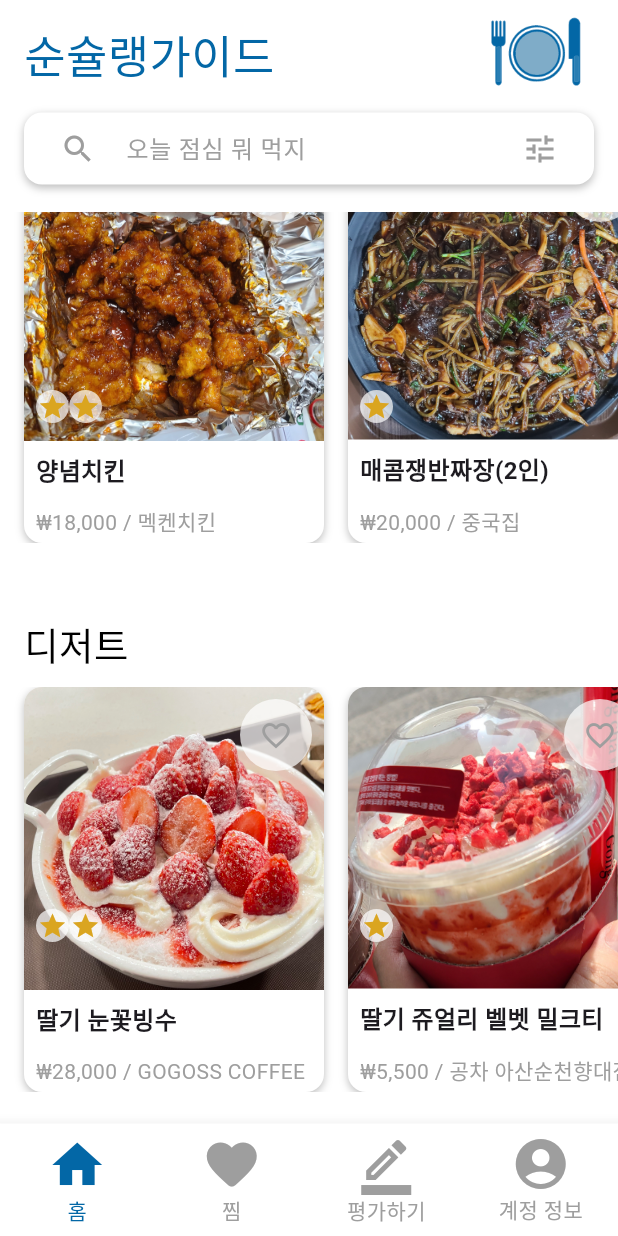
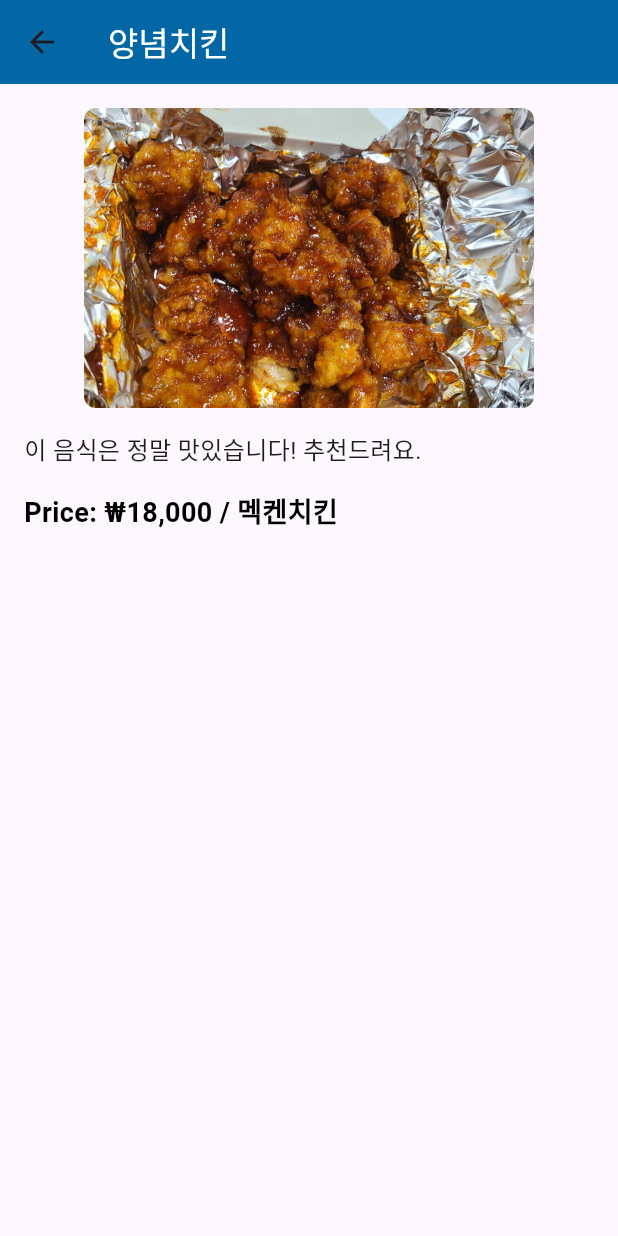
Before and after one commit to SummerToday/Soon-Sulleng-Guide-App, a Flutter app: the Loby screen opened directly, scrolled down 95 dp, after a tap on "양념치킨", on a phone screen of 412 x 824 dp. Run offline on Flutter 3.47's test engine with Material 3 defaults, Android fonts, the phone set to English and light mode, and no system bars; our stand-ins replace flutter_animate, flutter_secure_storage, font_awesome_flutter, google_sign_in; accounts and stored records are empty; Roboto replaces fonts that are missing (Yangjin).

Commit message:
Home.dart에 찜 기능 api, 상세화면 이동 로직 추가

```diff
--- a/lib/FavoriteList.dart
+++ b/lib/FavoriteList.dart
@@ -43,7 +43,7 @@ class FavoriteList extends StatelessWidget {
             Padding(
               padding: EdgeInsets.symmetric(horizontal: 16.0),
               child: Text(
-                '내가 찜한 음식들',
+                '내가 찜한 리뷰들',
                 style: TextStyle(
                   color: Colors.black,
                   fontSize: 20,
--- a/lib/Home.dart
+++ b/lib/Home.dart
@@ -1,7 +1,9 @@
 import 'package:flutter/material.dart';
 import 'dart:io'; // iOS용 종료 메서드 사용을 위해 추가
 import 'package:flutter/services.dart'; // 안드로이드 앱 종료를 위해 추가
-
+import 'package:http/http.dart' as http; // HTTP 패키지 추가
+import 'dart:convert'; // JSON 인코딩을 위해 필요
+import 'ReviewDetailPage.dart';
 import 'Favoritelist.dart'; // FavoriteList 화면 임포트
 import 'WriteReview.dart';
 import '../AccountInfo.dart';
@@ -18,13 +20,66 @@ class _LobyState extends State<Loby> {
   int _selectedIndex = 0; // 선택된 탭의 인덱스를 저장하는 변수, 기본은 홈(0)
   DateTime? _lastBackPressed; // 마지막으로 뒤로가기 버튼을 누른 시간을 저장하는 변수
 
-  // 각 페이지들을 담는 리스트
-  final List<Widget> _pages = [
-    LobyPage(),         // 홈 화면
-    FavoriteList(),  // 찜 화면
-    WriteReview(),  // 평가하기 화면
-    AccountInfo()  // 계정 정보 화면
+  List<Widget> _pages = []; // 페이지 리스트를 여기에 저장
+
+  @override
+  void initState() {
+    super.initState();
+    _pages = [
+      LobyPage(
+        isLikedFood: _isLikedFood, // 음식 찜 상태 전달
+        toggleFavorite: _toggleFavorite, // 찜 상태 변경 함수 전달
+      ), // 홈 화면
+      FavoriteList(), // 찜 화면
+      WriteReview(), // 평가하기 화면
+      AccountInfo(), // 계정 정보 화면
     ];
+  }
+
+  // 찜 API 호출 함수 (찜 상태 변경)
+  Future<void> _toggleFavorite(int index, String itemId, bool isLiked, bool isFood) async {
+    setState(() {
+      // 먼저 찜 상태를 즉시 업데이트하여 UI 반영
+      if (isFood) {
+        _isLikedFood[index] = !isLiked;
+      } else {
+        _isLikedDessert[index] = !isLiked;
+      }
+    });
+    try {
+      // API URL 설정
+      final url = isLiked ? 'https://api.example.com/unfavorite' : 'https://api.example.com/favorite';
+
+      // HTTP POST 요청
+      final response = await http.post(
+        Uri.parse(url),
+        headers: {'Content-Type': 'application/json'},
+        body: json.encode({
+          'userId': 'example_user', // 실제 사용자 ID로 변경 필요
+          'itemId': itemId,         // 찜할 아이템 ID
+        }),
+      );
+
+      // 응답 상태 확인
+      if (response.statusCode == 200) {
+        setState(() {
+          if (isFood) {
+            _isLikedFood[index] = !isLiked; // 음식의 찜 상태 업데이트
+          } else {
+            _isLikedDessert[index] = !isLiked; // 디저트의 찜 상태 업데이트
+          }
+        });
+        print('찜 상태가 서버에 반영되었습니다.');
+      } else {
+        // 오류 발생 시 응답 상태 코드 및 본문 출력
+        print('찜 API 호출 실패: ${response.statusCode}');
+        print('Response Body: ${response.body}');
+      }
+    } catch (error) {
+      // 네트워크 요청 중 오류 발생 시 처리
+      print('API 호출 중 오류 발생: $error');
+    }
+  }
 
   void _onItemTapped(int index) {
     setState(() {
@@ -119,6 +174,12 @@ class _LobyState extends State<Loby> {
 }
 
 class LobyPage extends StatelessWidget {
+  final List<bool> isLikedFood; // 음식 찜 상태 리스트
+  final Function(int, String, bool, bool) toggleFavorite; // 찜 상태 변경 함수
+
+  // 생성자에서 상태와 함수를 받음
+  LobyPage({required this.isLikedFood, required this.toggleFavorite});
+
   @override
   Widget build(BuildContext context) {
     return SafeArea(
@@ -238,8 +299,11 @@ class LobyPage extends StatelessWidget {
                           'assets/images/seasoned_chicken.jpg',
                           '₩18,000 / 멕켄치킨',
                           starCount: 2,
-                          isLiked: false,
-                          onLikeToggle: () {},
+                          isLiked: isLikedFood[0],
+                          onLikeToggle: () {
+                            toggleFavorite(
+                                0, 'food_1', isLikedFood[0], true); // 찜 API 호출
+                          },
                         ),
                         _buildFoodItem(
                           context,
@@ -247,8 +311,11 @@ class LobyPage extends StatelessWidget {
                           'assets/images/platter_jjajangmyeon.jpg',
                           '₩20,000 / 중국집',
                           starCount: 1,
-                          isLiked: false,
-                          onLikeToggle: () {},
+                          isLiked: isLikedFood[1],
+                          onLikeToggle: () {
+                            toggleFavorite(
+                                1, 'food_2', isLikedFood[1], true); // 찜 API 호출
+                          },
                         ),
                       ],
                     ),
@@ -280,8 +347,11 @@ class LobyPage extends StatelessWidget {
                           'assets/images/딸기 눈꽃빙수.jpg',
                           '₩28,000 / GOGOSS COFFEE',
                           starCount: 2,
-                          isLiked: false,
-                          onLikeToggle: () {},
+                          isLiked: isLikedFood[2],
+                          onLikeToggle: () {
+                            toggleFavorite(2, 'dessert_1', isLikedFood[2],
+                                false); // 찜 API 호출
+                          },
                         ),
                         _buildDessertItem(
                           context,
@@ -289,8 +359,11 @@ class LobyPage extends StatelessWidget {
                           'assets/images/딸기 쥬얼리 벨벳 밀크티.jpg',
                           '₩5,500 / 공차 아산순천향대점',
                           starCount: 1,
-                          isLiked: false,
-                          onLikeToggle: () {},
+                          isLiked: isLikedFood[3],
+                          onLikeToggle: () {
+                            toggleFavorite(3, 'dessert_2', isLikedFood[3],
+                                false); // 찜 API 호출
+                          },
                         ),
                       ],
                     ),
@@ -305,11 +378,24 @@ class LobyPage extends StatelessWidget {
     );
   }
 
-  Widget _buildFoodItem(BuildContext context, String name, String imagePath, String price,
+  Widget _buildFoodItem(BuildContext context, String name, String imagePath,
+      String price,
       {bool isNetwork = false, int starCount = 0, bool isLiked = false, required VoidCallback onLikeToggle}) {
     return GestureDetector(
       onTap: () {
-        print('$name 클릭됨');
+        // 클릭 시 상세 화면으로 이동
+        Navigator.push(
+          context,
+          MaterialPageRoute(
+            builder: (context) =>
+                ReviewDetailPage(
+                  itemName: name,
+                  imagePath: imagePath,
+                  description: '이 음식은 정말 맛있습니다! 추천드려요.', // 상세 설명
+                  price: price,
+                ),
+          ),
+        );
       },
       child: Container(
         width: 200,
@@ -372,14 +458,14 @@ class LobyPage extends StatelessWidget {
                 ),
               ],
             ),
-            // 사진 위 좌하단 별 표시
             Positioned(
               bottom: 80,
               left: 8,
               child: Row(
                 children: List.generate(
                   starCount,
-                      (index) => Container(
+                      (index) =>
+                      Container(
                         padding: EdgeInsets.all(1), // 패딩 크기 줄임
                         decoration: BoxDecoration(
                           color: Colors.white.withOpacity(0.7),
@@ -394,7 +480,6 @@ class LobyPage extends StatelessWidget {
                 ),
               ),
             ),
-            // 우상단 하트 버튼
             Positioned(
               top: 8,
               right: 8,
@@ -410,7 +495,7 @@ class LobyPage extends StatelessWidget {
                     color: isLiked ? Colors.red : Colors.grey,
                     size: 22, // 아이콘 크기 줄임
                   ),
-                  onPressed: onLikeToggle,
+                  onPressed: onLikeToggle, // 찜 상태 변경 함수 호출
                 ),
               ),
             ),
@@ -420,11 +505,25 @@ class LobyPage extends StatelessWidget {
     );
   }
 
-  Widget _buildDessertItem(BuildContext context, String name, String imagePath, String price,
+
+  Widget _buildDessertItem(BuildContext context, String name, String imagePath,
+      String price,
       {bool isNetwork = false, int starCount = 0, bool isLiked = false, required VoidCallback onLikeToggle}) {
     return GestureDetector(
       onTap: () {
-        print('$name 클릭됨');
+        // 클릭 시 상세 화면으로 이동
+        Navigator.push(
+          context,
+          MaterialPageRoute(
+            builder: (context) =>
+                ReviewDetailPage(
+                  itemName: name,
+                  imagePath: imagePath,
+                  description: '이 디저트는 정말 달콤합니다! 추천드려요.', // 상세 설명
+                  price: price,
+                ),
+          ),
+        );
       },
       child: Container(
         width: 200,
@@ -487,14 +586,14 @@ class LobyPage extends StatelessWidget {
                 ),
               ],
             ),
-            // 사진 위 좌하단 별 표시
             Positioned(
-              bottom: 100,
+              bottom: 80,
               left: 8,
               child: Row(
                 children: List.generate(
                   starCount,
-                      (index) => Container(
+                      (index) =>
+                      Container(
                         padding: EdgeInsets.all(1), // 패딩 크기 줄임
                         decoration: BoxDecoration(
                           color: Colors.white.withOpacity(0.7),
@@ -509,12 +608,11 @@ class LobyPage extends StatelessWidget {
                 ),
               ),
             ),
-            // 우상단 하트 버튼
             Positioned(
               top: 8,
               right: 8,
               child: Container(
-                padding: EdgeInsets.zero, // 패딩 크기 줄임
+                padding: EdgeInsets.all(0), // 패딩 크기 줄임
                 decoration: BoxDecoration(
                   color: Colors.white.withOpacity(0.7),
                   shape: BoxShape.circle,
@@ -525,7 +623,7 @@ class LobyPage extends StatelessWidget {
                     color: isLiked ? Colors.red : Colors.grey,
                     size: 22, // 아이콘 크기 줄임
                   ),
-                  onPressed: onLikeToggle,
+                  onPressed: onLikeToggle, // 찜 상태 변경 함수 호출
                 ),
               ),
             ),
@@ -536,7 +634,6 @@ class LobyPage extends StatelessWidget {
   }
 }
 
-
   class AccountScreen extends StatelessWidget {
   @override
   Widget build(BuildContext context) {
--- /dev/null
+++ b/lib/ReviewDetailPage.dart
@@ -0,0 +1,69 @@
+import 'package:flutter/material.dart';
+
+class ReviewDetailPage extends StatelessWidget {
+  final String itemName;
+  final String imagePath;
+  final String description;
+  final String price;
+
+  // 생성자에서 필수 파라미터로 값을 전달받도록 함.
+  const ReviewDetailPage({
+    Key? key,
+    required this.itemName,
+    required this.imagePath,
+    required this.description,
+    required this.price,
+  }) : super(key: key);
+
+  @override
+  Widget build(BuildContext context) {
+    return Scaffold(
+      appBar: AppBar(
+        title: Text(
+          itemName, // 앱바에 음식 이름 표시
+          style: TextStyle(fontFamily: 'Yangjin',
+          color: Colors.white)// Yangjin 폰트 적용
+        ),
+        backgroundColor: Color(0xFF0367A6),
+      ),
+      body: Padding(
+        padding: const EdgeInsets.all(16.0),
+        child: Column(
+          crossAxisAlignment: CrossAxisAlignment.start,
+          children: [
+            Center(
+              child: ClipRRect(
+                borderRadius: BorderRadius.circular(8),
+                child: Image.asset(
+                  imagePath,
+                  width: 300,
+                  height: 200,
+                  fit: BoxFit.cover,
+                ),
+              ),
+            ),
+            SizedBox(height: 16),
+            Text(
+              description,
+              style: TextStyle(
+                fontSize: 16,
+                fontWeight: FontWeight.w400,
+                fontFamily: 'Yangjin', // Yangjin 폰트 적용
+              ),
+            ),
+            SizedBox(height: 16),
+            Text(
+              'Price: $price',
+              style: TextStyle(
+                fontSize: 18,
+                fontWeight: FontWeight.bold,
+                color: Colors.black,
+                fontFamily: 'Yangjin', // Yangjin 폰트 적용
+              ),
+            ),
+          ],
+        ),
+      ),
+    );
+  }
+}
```
Lines whose indentation alone changed are shown as unchanged.
